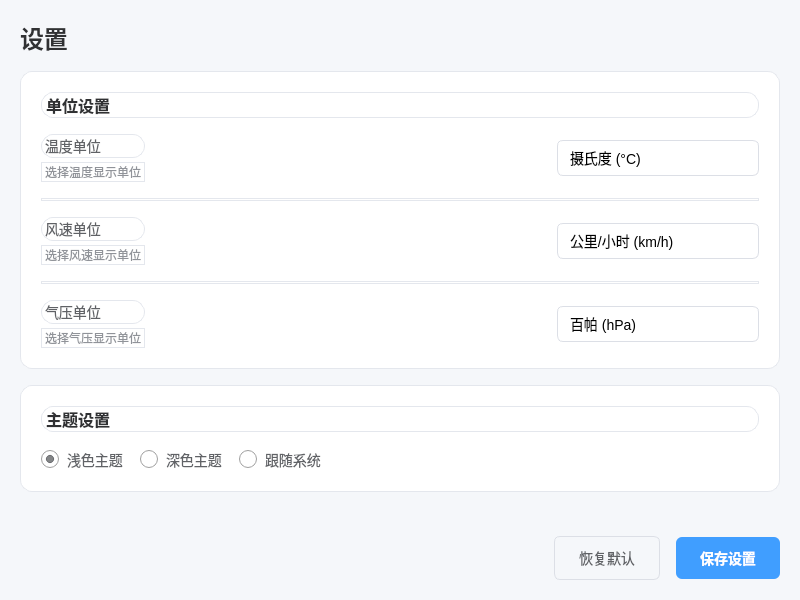
Cyy0520/QtCourse, file src/views/settingswidget.ui: the form before one commit.
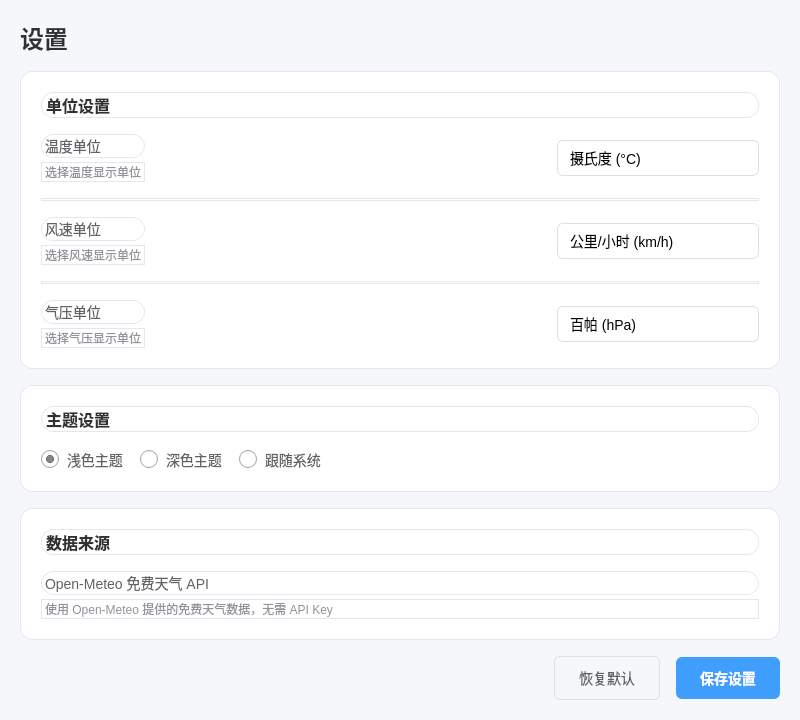
The form after the commit.

Diff of the .ui file:
```diff
--- a/src/views/settingswidget.ui
+++ b/src/views/settingswidget.ui
@@ -430,6 +430,74 @@
      </layout>
     </widget>
    </item>
+   <item>
+    <widget class="QFrame" name="apiCard">
+     <property name="styleSheet">
+      <string>QFrame { background-color: white; border-radius: 12px; border: 1px solid #e4e7ed; }</string>
+     </property>
+     <property name="frameShape">
+      <enum>QFrame::Shape::StyledPanel</enum>
+     </property>
+     <layout class="QVBoxLayout" name="apiLayout">
+      <property name="spacing">
+       <number>16</number>
+      </property>
+      <property name="leftMargin">
+       <number>20</number>
+      </property>
+      <property name="topMargin">
+       <number>20</number>
+      </property>
+      <property name="rightMargin">
+       <number>20</number>
+      </property>
+      <property name="bottomMargin">
+       <number>20</number>
+      </property>
+      <item>
+       <widget class="QLabel" name="apiTitle">
+        <property name="text">
+         <string>数据来源</string>
+        </property>
+        <property name="styleSheet">
+         <string>font-size: 16px; font-weight: bold; color: #303133;</string>
+        </property>
+       </widget>
+      </item>
+      <item>
+       <layout class="QHBoxLayout" name="apiKeyLayout">
+        <item>
+         <layout class="QVBoxLayout" name="apiLabelLayout">
+          <property name="spacing">
+           <number>4</number>
+          </property>
+          <item>
+           <widget class="QLabel" name="apiKeyLabel">
+            <property name="text">
+             <string>Open-Meteo 免费天气 API</string>
+            </property>
+            <property name="styleSheet">
+             <string>font-size: 14px; color: #606266;</string>
+            </property>
+           </widget>
+          </item>
+          <item>
+           <widget class="QLabel" name="apiKeyDesc">
+            <property name="text">
+             <string>使用 Open-Meteo 提供的免费天气数据，无需 API Key</string>
+            </property>
+            <property name="styleSheet">
+             <string>font-size: 12px; color: #909399;</string>
+            </property>
+           </widget>
+          </item>
+         </layout>
+        </item>
+       </layout>
+      </item>
+     </layout>
+    </widget>
+   </item>
    <item>
     <spacer name="bottomSpacer">
      <property name="orientation">
```
